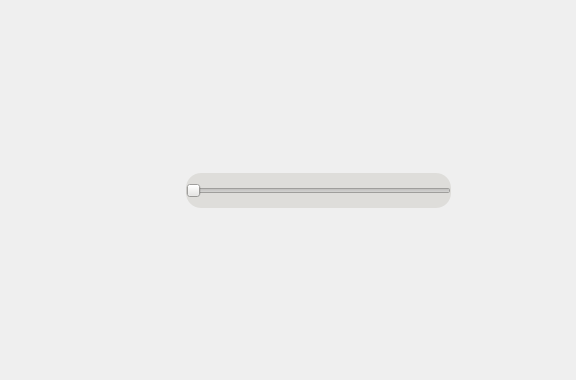
Before: the Qt Designer form brightness_form.ui in qhaihcblol/Demo, drawn with Qt 5.
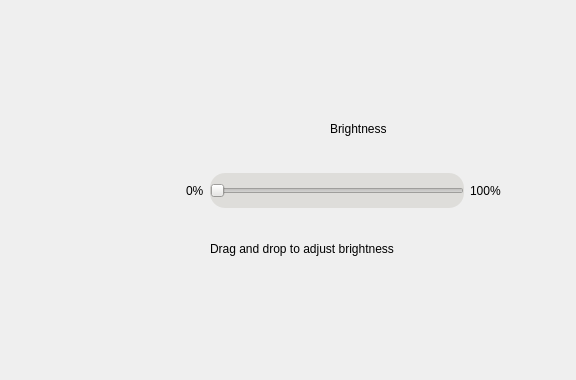
After: the same form once the commit is applied. Icons and pictures are not drawn.

The edit to the form file:
```diff
--- a/brightness_form.ui
+++ b/brightness_form.ui
@@ -18,7 +18,7 @@
     <rect>
      <x>130</x>
      <y>160</y>
-     <width>321</width>
+     <width>371</width>
      <height>62</height>
     </rect>
    </property>
@@ -48,6 +48,13 @@
       </property>
      </widget>
     </item>
+    <item>
+     <widget class="QLabel" name="label_3">
+      <property name="text">
+       <string>0%</string>
+      </property>
+     </widget>
+    </item>
     <item>
      <widget class="QSlider" name="Brightness_Slider">
       <property name="styleSheet">
@@ -71,8 +78,41 @@
       </property>
      </widget>
     </item>
+    <item>
+     <widget class="QLabel" name="label_4">
+      <property name="text">
+       <string>100%</string>
+      </property>
+     </widget>
+    </item>
    </layout>
   </widget>
+  <widget class="QLabel" name="label_2">
+   <property name="geometry">
+    <rect>
+     <x>210</x>
+     <y>240</y>
+     <width>241</width>
+     <height>18</height>
+    </rect>
+   </property>
+   <property name="text">
+    <string>Drag and drop to adjust brightness</string>
+   </property>
+  </widget>
+  <widget class="QLabel" name="label_5">
+   <property name="geometry">
+    <rect>
+     <x>330</x>
+     <y>120</y>
+     <width>121</width>
+     <height>18</height>
+    </rect>
+   </property>
+   <property name="text">
+    <string>Brightness</string>
+   </property>
+  </widget>
  </widget>
  <resources>
   <include location="res.qrc"/>
```
